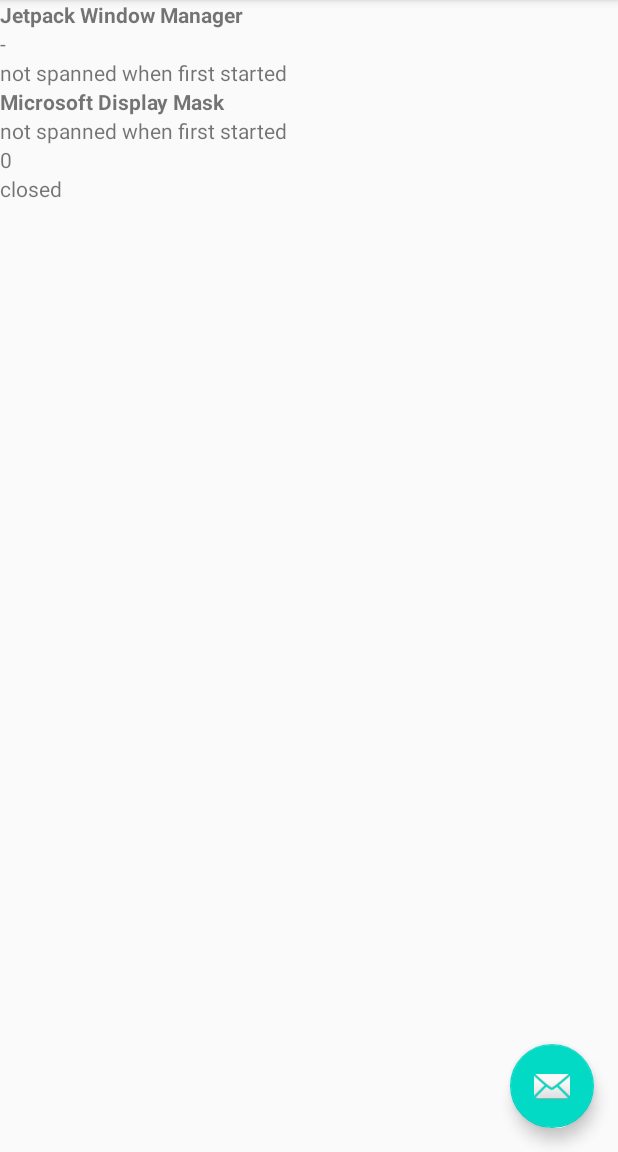
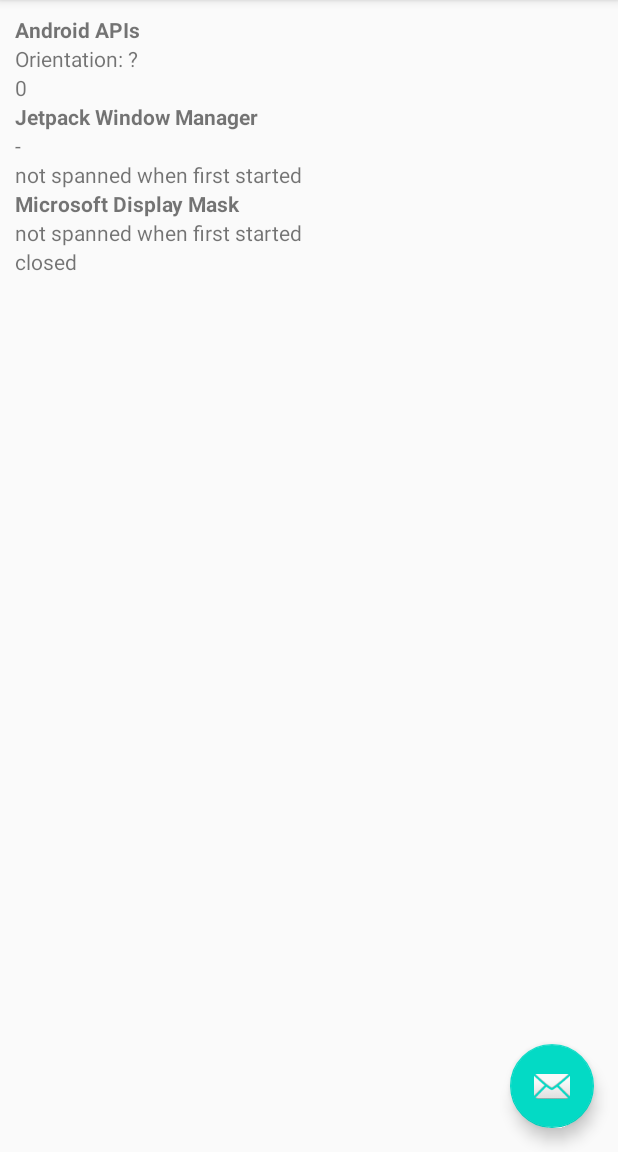
Before and after one commit to conceptdev/kotlin-samples, an Android app: the screen it shows after launch (MainActivity), on a phone screen of 412 x 824 dp, the part 84-1236 px from its top. Run offline under Robolectric (Android 15) with nearby library versions, the phone set to English and light mode, and no system bars; libraries missing offline, so code that uses them is left out: androidx.window, com.microsoft.device; 3 statements that could not run were skipped.

Commit message:
add log()

```diff
--- a/Postures/app/src/main/res/layout/fragment_first.xml
+++ b/Postures/app/src/main/res/layout/fragment_first.xml
@@ -4,7 +4,40 @@
     xmlns:tools="http://schemas.android.com/tools"
     android:layout_width="match_parent"
     android:layout_height="match_parent"
+    android:padding="10dp"
     tools:context=".FirstFragment">
+
+    <TextView
+        android:id="@+id/a_title"
+        android:layout_width="match_parent"
+        android:layout_height="wrap_content"
+        android:text="Android APIs"
+        android:textStyle="bold"
+        android:textAlignment="viewStart"
+        app:layout_constraintTop_toTopOf="parent"
+        app:layout_constraintEnd_toEndOf="parent"
+        app:layout_constraintStart_toStartOf="parent"
+        />
+    <TextView
+        android:id="@+id/a_orientation"
+        android:layout_width="match_parent"
+        android:layout_height="wrap_content"
+        android:textAlignment="viewStart"
+        android:text="Orientation: ?"
+        app:layout_constraintTop_toBottomOf="@id/a_title"
+        app:layout_constraintEnd_toEndOf="parent"
+        app:layout_constraintStart_toStartOf="parent"
+        />
+
+    <TextView
+        android:id="@+id/a_angle"
+        android:layout_width="match_parent"
+        android:layout_height="wrap_content"
+        android:text="0"
+        android:textAlignment="viewStart"
+        app:layout_constraintTop_toBottomOf="@+id/a_orientation"
+        app:layout_constraintEnd_toEndOf="parent"
+        app:layout_constraintStart_toStartOf="parent"/>
 
     <TextView
         android:id="@+id/jwm_title"
@@ -13,7 +46,7 @@
         android:text="Jetpack Window Manager"
         android:textStyle="bold"
         android:textAlignment="viewStart"
-        app:layout_constraintTop_toTopOf="parent"
+        app:layout_constraintTop_toBottomOf="@id/a_angle"
         app:layout_constraintEnd_toEndOf="parent"
         app:layout_constraintStart_toStartOf="parent"
         />
@@ -60,23 +93,13 @@
         app:layout_constraintStart_toStartOf="parent"/>
 
     <TextView
-        android:id="@+id/dm_angle"
+        android:id="@+id/dm_posture"
         android:layout_width="match_parent"
         android:layout_height="wrap_content"
-        android:text="0"
+        android:text="closed"
         android:textAlignment="viewStart"
         app:layout_constraintTop_toBottomOf="@+id/dm_mask"
         app:layout_constraintEnd_toEndOf="parent"
         app:layout_constraintStart_toStartOf="parent"/>
 
-    <TextView
-        android:id="@+id/dm_posture"
-        android:layout_width="match_parent"
-        android:layout_height="wrap_content"
-        android:text="closed"
-        android:textAlignment="viewStart"
-        app:layout_constraintTop_toBottomOf="@+id/dm_angle"
-        app:layout_constraintEnd_toEndOf="parent"
-        app:layout_constraintStart_toStartOf="parent"/>
-
 </androidx.constraintlayout.widget.ConstraintLayout>
```
Also changed, not shown: Postures/app/src/main/java/com/microsoft/device/dualscreen/postures/MainActivity.kt (+26 -11 lines).
